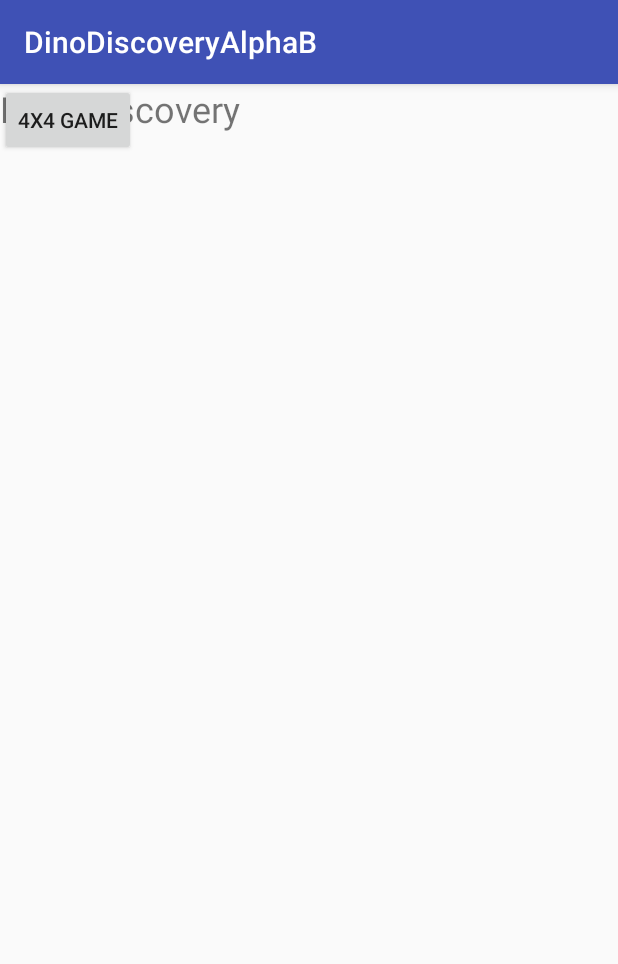
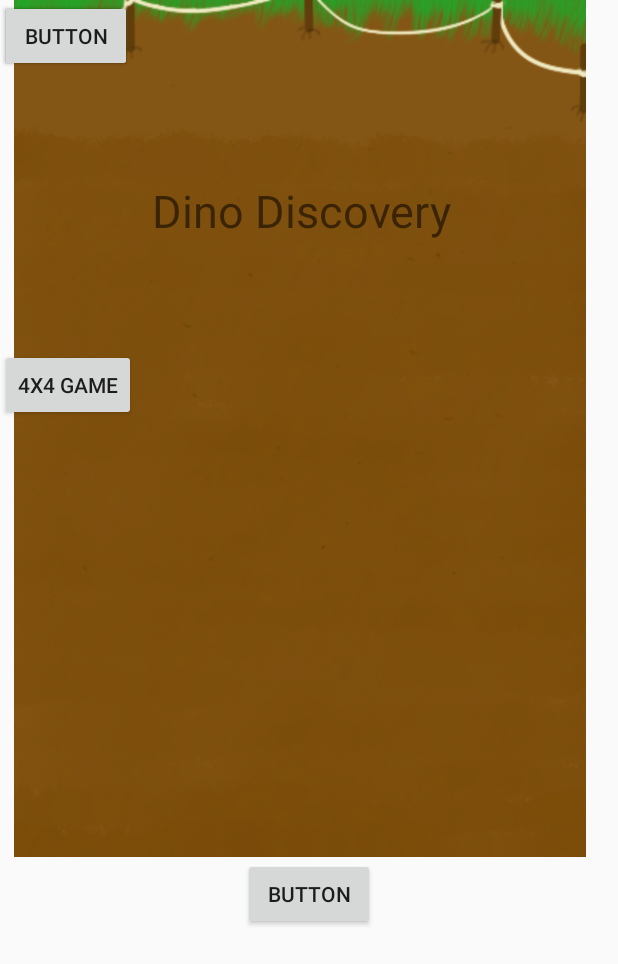
Before and after one commit to Alexxwithtwoxx/DinoDiscoveryAlphaB2, an Android app: the screen it shows after launch (MenuActivity), on a phone screen of 412 x 824 dp. Shown: the top 964 px of the screen. Run offline under Robolectric (Android 15) with nearby library versions, the phone set to English and light mode, and no system bars; 2 statements that could not run were skipped.

Commit message:
updated menuActivity
updated menuActivity with buttons and layout, let me know if you can see this commit.
If one of you want to fix up this layout and give the buttons IDs and what not

```diff
--- a/app/src/main/java/com/alexxwithtwoxx/dinodiscoveryalphab/Game4x4Activity.java
+++ b/app/src/main/java/com/alexxwithtwoxx/dinodiscoveryalphab/Game4x4Activity.java
@@ -36,6 +36,6 @@ public class Game4x4Activity extends AppCompatActivity {
 
         buttonGraphics = new int[numOfElements / 2];
 
-        buttonGraphics[0] = R.drawable.button_1;
+        buttonGraphics[0] = R.drawable.tile_1;
     }
 }
--- a/app/src/main/java/com/alexxwithtwoxx/dinodiscoveryalphab/MemoryButton.java
+++ b/app/src/main/java/com/alexxwithtwoxx/dinodiscoveryalphab/MemoryButton.java
@@ -1,6 +1,9 @@
 package com.alexxwithtwoxx.dinodiscoveryalphab;
 
 import android.content.Context;
+import android.graphics.drawable.Drawable;
+import android.support.v7.widget.AppCompatDrawableManager;
+import android.widget.GridLayout;
 
 public class MemoryButton {
 
@@ -11,12 +14,27 @@ public class MemoryButton {
     protected boolean isFlipped = false;
     protected boolean isMatched = false;
 
+    protected Drawable front;
+    protected Drawable back;
+
     public MemoryButton(Context context, int r, int c, int frontImageDrawableID) {
         super(context);
 
         row = r;
         column = c;
         frontDrawableID = frontImageDrawableID;
+
+        front = AppCompatDrawableManager.get().getDrawable(context, frontImageDrawableID);
+        back = AppCompatDrawableManager.get().getDrawable(context, R.drawable.tile_2);
+
+        setBackground(back);
+
+        GridLayout.LayoutParams tempParams = new GridLayout.LayoutParams(GridLayout.spec(r), GridLayout.spec(c));
+
+        tempParams.width = (int) getResources().getDisplayMetrics().density * 50;
+        tempParams.height = (int) getResources().getDisplayMetrics().density * 50;
+
+        setLayoutParams(tempParams);
     }
 
 }
--- a/app/src/main/java/com/alexxwithtwoxx/dinodiscoveryalphab/MenuActivity.java
+++ b/app/src/main/java/com/alexxwithtwoxx/dinodiscoveryalphab/MenuActivity.java
@@ -17,7 +17,7 @@ public class MenuActivity extends AppCompatActivity {
         setContentView(R.layout.activity_menu);
 
 
-        button4x4 = (Button) findViewById(R.id.button_4x4_game);
+        button4x4 = (Button) findViewById(R.id.button);
 
         button4x4.setOnClickListener(new View.OnClickListener() {
             @Override
--- a/app/src/main/res/layout/activity_menu.xml
+++ b/app/src/main/res/layout/activity_menu.xml
@@ -6,20 +6,65 @@
     android:layout_height="match_parent"
     tools:context=".MenuActivity">
 
+    <ImageView
+        android:id="@+id/imageView"
+        android:layout_width="wrap_content"
+        android:layout_height="571dp"
+        app:srcCompat="@drawable/game_screen"
+        tools:layout_editor_absoluteX="0dp"
+        tools:layout_editor_absoluteY="0dp" />
+
     <TextView
         android:id="@+id/textView"
+        android:layout_width="210dp"
+        android:layout_height="wrap_content"
+        android:layout_marginEnd="8dp"
+        android:layout_marginLeft="8dp"
+        android:layout_marginRight="8dp"
+        android:layout_marginStart="8dp"
+        android:layout_marginTop="120dp"
+        android:text="@string/title_Dinodiscovery"
+        android:textSize="30sp"
+        app:layout_constraintEnd_toEndOf="parent"
+        app:layout_constraintStart_toStartOf="parent"
+        app:layout_constraintTop_toTopOf="parent" />
+
+    <Button
+        android:id="@+id/button_4x4_game"
         android:layout_width="wrap_content"
         android:layout_height="wrap_content"
-        android:text="@string/title_Dinodiscovery"
-        android:textSize="24sp"
-        tools:layout_editor_absoluteX="114dp"
-        tools:layout_editor_absoluteY="204dp" />
+        android:layout_marginTop="72dp"
+        android:text="@string/button_4x4_game"
+        app:layout_constraintTop_toBottomOf="@+id/textView"
+        tools:layout_editor_absoluteX="146dp" />
 
     <Button
-        android:id="@+id/button"
+        android:id="@+id/button2"
         android:layout_width="wrap_content"
         android:layout_height="wrap_content"
-        android:text="@string/button_4x4_game"
-        tools:layout_editor_absoluteX="147dp"
-        tools:layout_editor_absoluteY="310dp" />
+        android:layout_marginBottom="204dp"
+        android:layout_marginEnd="8dp"
+        android:layout_marginLeft="8dp"
+        android:layout_marginRight="8dp"
+        android:layout_marginStart="8dp"
+        android:text="Button"
+        app:layout_constraintBottom_toBottomOf="parent"
+        app:layout_constraintEnd_toEndOf="parent"
+        app:layout_constraintStart_toStartOf="parent" />
+
+    <Button
+        android:id="@+id/button3"
+        android:layout_width="wrap_content"
+        android:layout_height="wrap_content"
+        android:text="Button"
+        tools:layout_editor_absoluteX="148dp"
+        tools:layout_editor_absoluteY="392dp" />
+
+    <Button
+        android:id="@+id/button4"
+        android:layout_width="wrap_content"
+        android:layout_height="wrap_content"
+        android:text="Button"
+        tools:layout_editor_absoluteX="148dp"
+        tools:layout_editor_absoluteY="467dp" />
 </android.support.constraint.ConstraintLayout>
--- a/app/src/main/res/values/styles.xml
+++ b/app/src/main/res/values/styles.xml
@@ -1,7 +1,7 @@
 <resources>
 
     <!-- Base application theme. -->
-    <style name="AppTheme" parent="Theme.AppCompat.Light.DarkActionBar">
+    <style name="AppTheme" parent="Theme.AppCompat.Light.NoActionBar">
         <!-- Customize your theme here. -->
         <item name="colorPrimary">@color/colorPrimary</item>
         <item name="colorPrimaryDark">@color/colorPrimaryDark</item>
```
